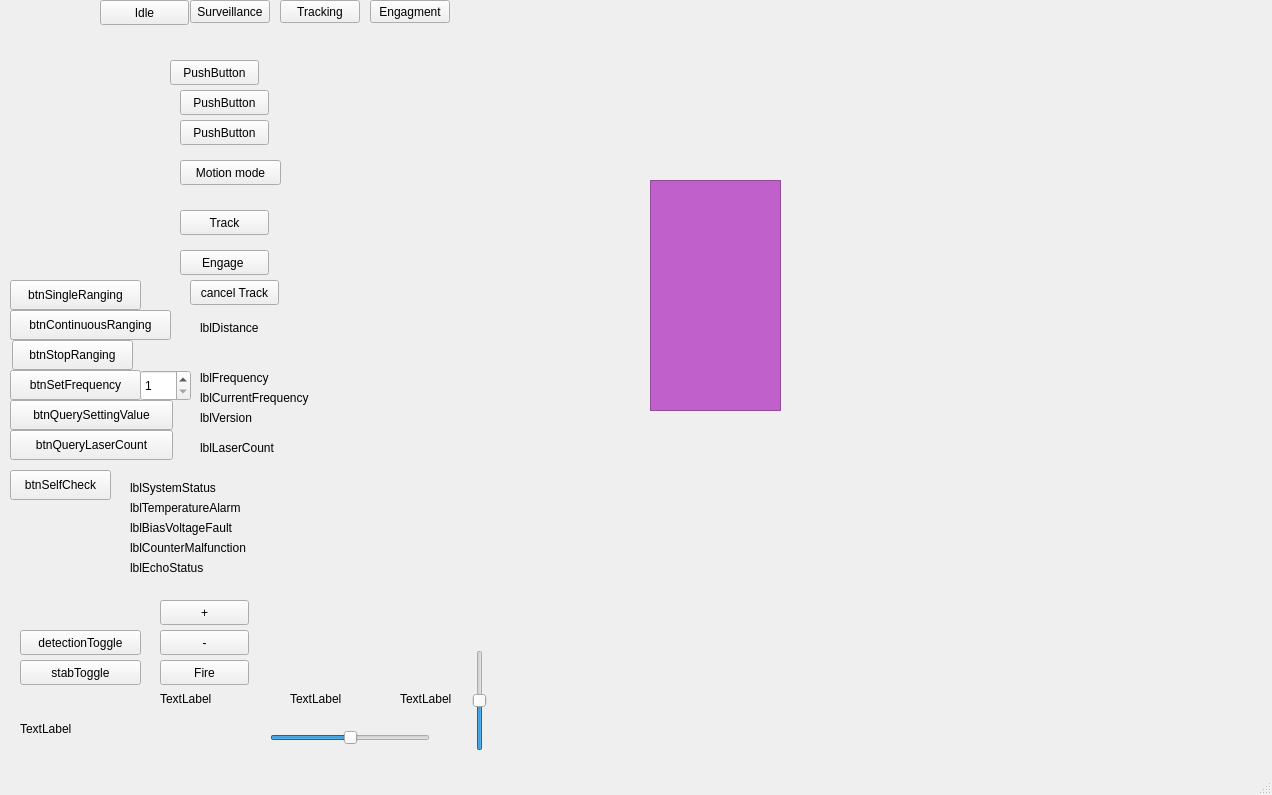
Before: the Qt Designer form mainwindow.ui in ietamaher/El-7aress-v3, drawn with Qt 5.
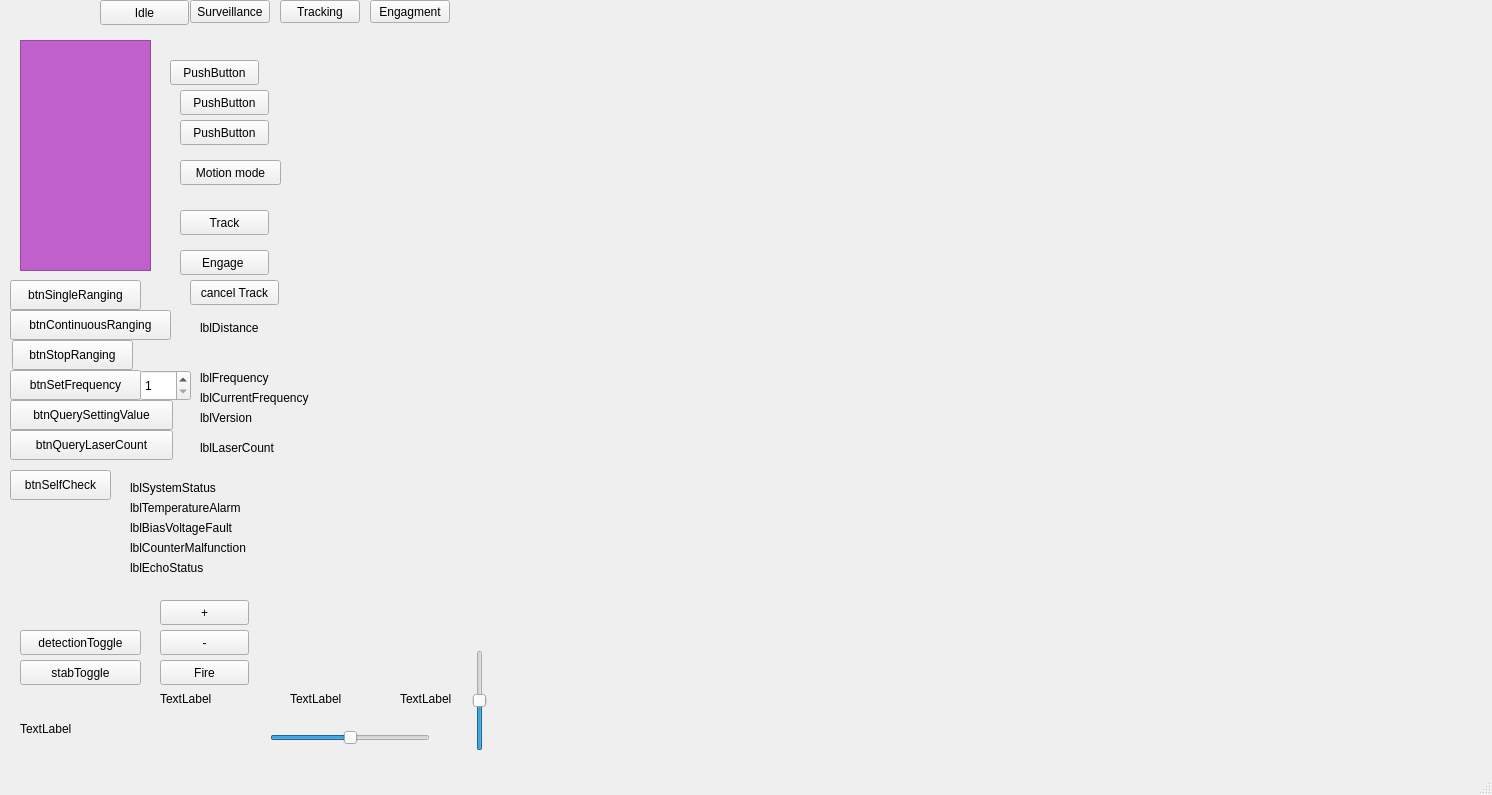
After: the same form once the commit is applied. Custom widgets are drawn as their Qt base class.

The edit to the form file:
```diff
--- a/mainwindow.ui
+++ b/mainwindow.ui
@@ -6,7 +6,7 @@
    <rect>
     <x>0</x>
     <y>0</y>
-    <width>1272</width>
+    <width>1492</width>
     <height>795</height>
    </rect>
   </property>
@@ -56,18 +56,18 @@
    <widget class="VideoGLWidget_gl" name="m_videowidget" native="true">
     <property name="geometry">
      <rect>
-      <x>1109</x>
-      <y>479</y>
-      <width>151</width>
-      <height>271</height>
+      <x>1030</x>
+      <y>740</y>
+      <width>231</width>
+      <height>21</height>
      </rect>
     </property>
    </widget>
    <widget class="QListWidget" name="trackIdListWidget">
     <property name="geometry">
      <rect>
-      <x>650</x>
-      <y>180</y>
+      <x>20</x>
+      <y>40</y>
       <width>131</width>
       <height>231</height>
      </rect>
@@ -421,8 +421,8 @@
    <widget class="StatusPanel" name="systemStatusWidget" native="true">
     <property name="geometry">
      <rect>
-      <x>960</x>
-      <y>320</y>
+      <x>280</x>
+      <y>40</y>
       <width>241</width>
       <height>411</height>
      </rect>
@@ -651,10 +651,10 @@
    <widget class="QWidget" name="_widget" native="true">
     <property name="geometry">
      <rect>
-      <x>270</x>
-      <y>20</y>
-      <width>821</width>
-      <height>631</height>
+      <x>530</x>
+      <y>10</y>
+      <width>960</width>
+      <height>720</height>
      </rect>
     </property>
    </widget>
```
Left out of the diff: 2 changed lines with no effect on the pictures.
